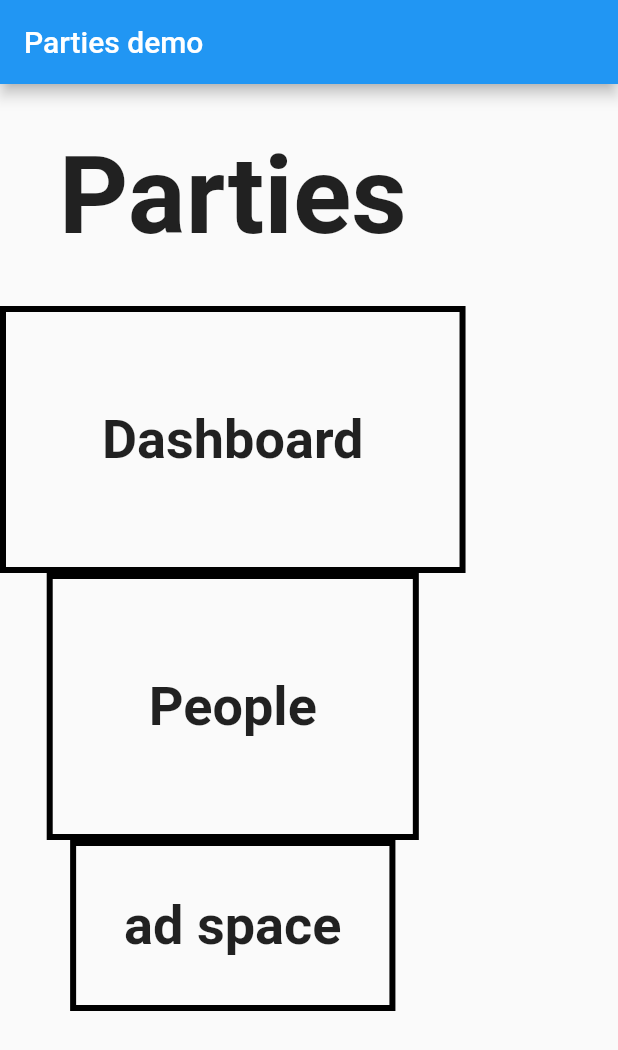
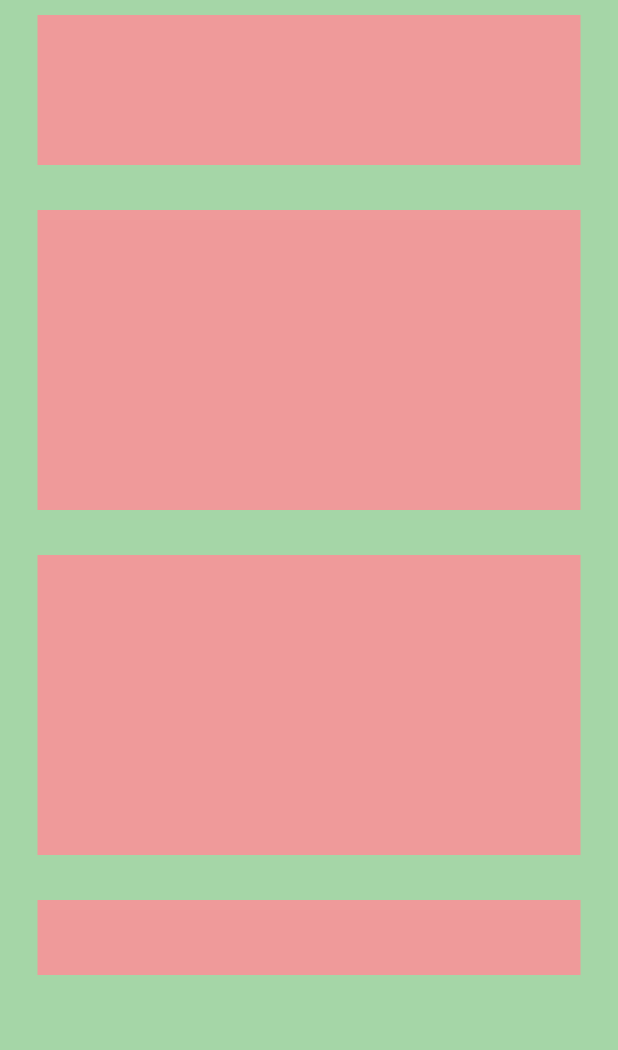
Before and after one commit to parties-mob-application/Prototype, a Flutter app: the screen it shows after launch, on a phone screen of 412 x 824 dp. Shown: the top 1050 px of the screen. Run offline on Flutter 3.47's test engine with Material 2 defaults, Android fonts, the phone set to English and light mode, and no system bars.

Commit message:
initial layout

```diff
--- a/lib/main.dart
+++ b/lib/main.dart
@@ -1,85 +1,54 @@
 import 'package:flutter/material.dart';
 
-void main() => runApp(MyApp());
+void main() => runApp(Home());
 
-class MyApp extends StatelessWidget {
+
+class Home extends StatelessWidget {
   @override
   Widget build(BuildContext context) {
-
-    Widget titleSection = Container(
-        padding: const EdgeInsets.all(32),
-        child: Text ('Parties',
-          style: TextStyle (
-            fontSize: 72,
-            fontWeight: FontWeight.bold,
+    return MaterialApp(
+      home: Scaffold(
+        backgroundColor: Colors.green[200],
+        body: SafeArea(
+          child: Column(
+            children: <Widget>[
+              Container(
+                color: Colors.red[200],
+                height: 100.0,
+                width: double.infinity,
+                margin: EdgeInsets.symmetric(vertical: 10.0, horizontal: 25.0),
+              ),
+              SizedBox(
+                height: 10.0,
+              ),
+              Container(
+                color: Colors.red[200],
+                height: 200.00,
+                width: double.infinity,
+                margin: EdgeInsets.symmetric(vertical: 10.0, horizontal: 25.0),
+              ),
+              SizedBox(
+                height: 10.0,
+              ),
+              Container(
+                color: Colors.red[200],
+                height: 200.0,
+                width: double.infinity,
+                margin: EdgeInsets.symmetric(vertical: 10.0, horizontal: 25.0),
+              ),
+              SizedBox(
+                height: 10.0,
+              ),
+              Container(
+                color: Colors.red[200],
+                height: 50.0,
+                width: double.infinity,
+                margin: EdgeInsets.symmetric(vertical: 10.0, horizontal: 25.0),
+              )
+            ],
           ),
-        )
-    );
-
-    Widget dashboardSection = Container(
-        padding: const EdgeInsets.all(64),
-        decoration: BoxDecoration(
-          border: Border.all(
-            color: Color(0xff000000),
-            width: 4
-          )
         ),
-        child: Text ('Dashboard',
-          style: TextStyle (
-            fontSize: 36,
-            fontWeight: FontWeight.bold,
-          ),
-        )
-    );
-
-    Widget partiesSection = Container(
-        padding: const EdgeInsets.all(64),
-        decoration: BoxDecoration(
-          border: Border.all(
-            color: Color(0xff000000),
-            width: 4
-          )
-        ),
-        child: Text ('People',
-          style: TextStyle (
-            fontSize: 36,
-            fontWeight: FontWeight.bold,
-          ),
-        )
-    );
-
-    Widget adSpaceSection = Container(
-        padding: const EdgeInsets.all(32),
-        decoration: BoxDecoration(
-          border: Border.all(
-            color: Color(0xff000000),
-            width: 4
-          )
-        ),
-        child: Text ('ad space',
-          style: TextStyle (
-            fontSize: 36,
-            fontWeight: FontWeight.bold,
-          ),
-        )
-    );
-
-    return MaterialApp(
-      title: 'Parties Application',
-      home: Scaffold(
-        appBar: AppBar(
-          title: Text('Parties demo'),
-        ),
-        body: Column(
-          children: [
-            titleSection,
-            dashboardSection,
-            partiesSection,
-            adSpaceSection
-          ],
-
-        ),
-      ),
+      )
     );
   }
 }
```
